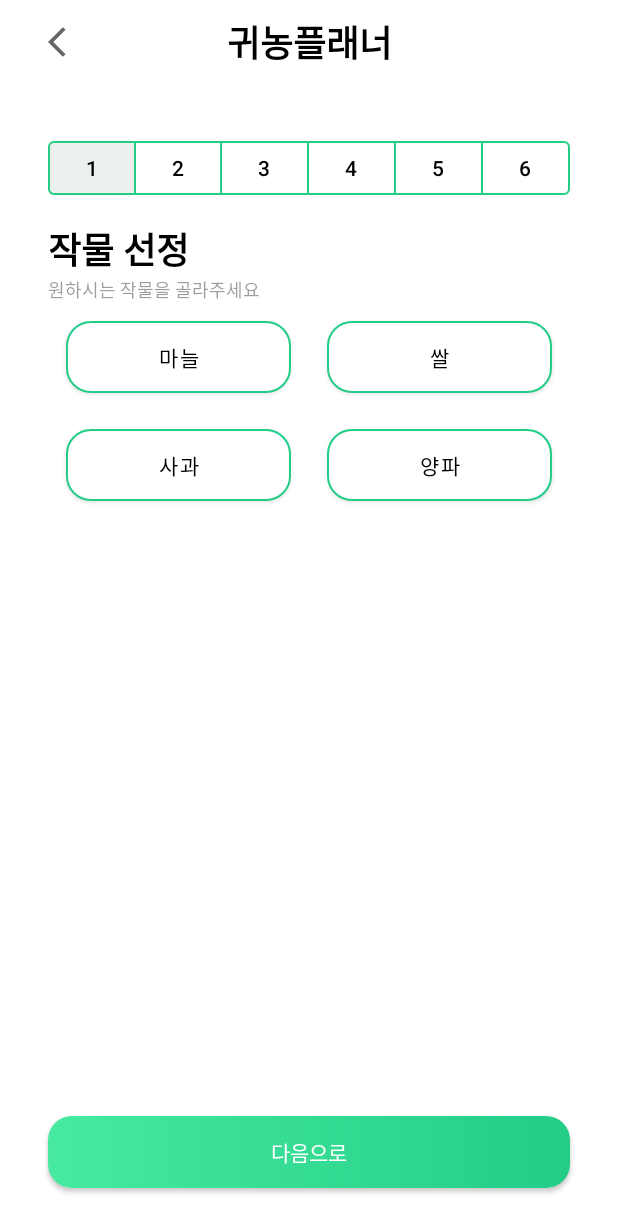
After one commit to rladygks329/Return-to-farming-mate, an Android app: the fragment SelectCropFragment placed in its activity, on a phone screen of 412 x 824 dp. The commit adds this screen. Shown: the top 1232 px of the screen. Run offline under Robolectric (Android 15) with nearby library versions, the phone set to English and light mode, and no system bars.

Commit message:
feat: SelectCropFragment
style: planner layout ,
add selectCropFragment

```diff
--- a/app/src/main/java/com/android/become_a_farmer/PlannerActivity.java
+++ b/app/src/main/java/com/android/become_a_farmer/PlannerActivity.java
@@ -15,6 +15,7 @@ public class PlannerActivity extends AppCompatActivity {
     private ActivityPlannerBinding binding;
     private int current = R.id.planner_first_btn;
     private SelectRegionFragment frag1;
+    private SelectCropFragment frag2;
 
     @Override
     protected void onCreate(@Nullable Bundle savedInstanceState) {
@@ -23,6 +24,7 @@ public class PlannerActivity extends AppCompatActivity {
         setContentView(binding.getRoot());
 
         frag1 = new SelectRegionFragment();
+        frag2 = new SelectCropFragment();
         binding.plannerToggleButtonGroup.addOnButtonCheckedListener((group, checkedId, isChecked) -> {
             if(!isChecked){
                 return;
@@ -32,6 +34,8 @@ public class PlannerActivity extends AppCompatActivity {
                 case R.id.planner_first_btn:
                     changeFragment(frag1);
                     break;
+                case R.id.planner_second_btn:
+                    changeFragment(frag2);
             }
             Toast.makeText(PlannerActivity.this, Integer.toString(checkedId), Toast.LENGTH_SHORT).show();
         });
--- /dev/null
+++ b/app/src/main/java/com/android/become_a_farmer/SelectCropFragment.java
@@ -0,0 +1,70 @@
+package com.android.become_a_farmer;
+
+import android.app.Activity;
+import android.content.SharedPreferences;
+import android.os.Bundle;
+import android.view.LayoutInflater;
+import android.view.View;
+import android.view.ViewGroup;
+import android.widget.Toast;
+
+import androidx.annotation.NonNull;
+import androidx.annotation.Nullable;
+import androidx.fragment.app.Fragment;
+
+import com.android.become_a_farmer.databinding.FragmentSelectCropBinding;
+import com.google.android.material.button.MaterialButton;
+
+public class SelectCropFragment extends Fragment {
+    private FragmentSelectCropBinding binding;
+    private View selectedView = null;
+
+    @Nullable
+    @Override
+    public View onCreateView(@NonNull LayoutInflater inflater, @Nullable ViewGroup container, @Nullable Bundle savedInstanceState) {
+        binding = FragmentSelectCropBinding.inflate(inflater, container, false);
+        View view = binding.getRoot();
+
+        String[] crops = {"마늘", "쌀", "사과", "양파"};
+        for(int i = 0; i<crops.length; i++) {
+            MaterialButton btn = (MaterialButton) binding.selectCropGrid.getChildAt(i);
+            btn.setText(crops[i]);
+            btn.setTag(crops[i]);
+            btn.setOnClickListener(new View.OnClickListener() {
+                @Override
+                public void onClick(View view) {
+                    selectView(view);
+                }
+            });
+        }
+        binding.selectCropNextBtn.setOnClickListener(view1 -> {
+            if(selectedView == null){
+                Toast.makeText(getActivity(), "지역을 선택해주세요.", Toast.LENGTH_SHORT).show();
+                return;
+            }
+            SharedPreferences pref = getActivity().getSharedPreferences("pref", Activity.MODE_PRIVATE);
+            String region = selectedView.getTag().toString();
+            SharedPreferences.Editor editor = pref.edit();
+            editor.putString("selectedCrop", region);
+            editor.commit();
+
+            PlannerActivity activity = (PlannerActivity) getActivity();
+            activity.moveNextStep();
+        });
+        return view;
+    }
+
+    private void selectView(View view){
+        if (selectedView != null) {
+            selectedView.setSelected(false);
+        }
+        view.setSelected(true);
+        selectedView = view;
+    }
+
+    @Override
+    public void onDestroyView() {
+        super.onDestroyView();
+        binding = null;
+    }
+}
--- /dev/null
+++ b/app/src/main/res/layout/fragment_select_crop.xml
@@ -0,0 +1,48 @@
+<?xml version="1.0" encoding="utf-8"?>
+<androidx.constraintlayout.widget.ConstraintLayout xmlns:android="http://schemas.android.com/apk/res/android"
+    xmlns:app="http://schemas.android.com/apk/res-auto"
+    xmlns:tools="http://schemas.android.com/tools"
+    android:layout_width="match_parent"
+    android:layout_height="match_parent">
+
+    <TextView
+        style="@style/PlannerTitleTv"
+        android:id="@+id/select_crop_title"
+        android:text="작물 선정"
+        app:layout_constraintStart_toStartOf="parent"
+        app:layout_constraintTop_toTopOf="parent" />
+
+    <TextView
+        style="@style/PlannerInfoTv"
+        android:id="@+id/select_crop_info"
+        android:text="원하시는 작물을 골라주세요"
+        app:layout_constraintStart_toStartOf="@+id/select_crop_title"
+        app:layout_constraintTop_toBottomOf="@+id/select_crop_title" />
+
+    <GridLayout
+        android:id="@+id/select_crop_grid"
+        android:layout_width="match_parent"
+        android:layout_height="wrap_content"
+        android:layout_marginHorizontal="32dp"
+        android:alignmentMode="alignBounds"
+        android:columnCount="2"
+        android:orientation="horizontal"
+        android:useDefaultMargins="true"
+        app:layout_constraintTop_toBottomOf="@+id/select_crop_info">
+        <Button style="@style/PlannerSelectBtn"/>
+        <Button style="@style/PlannerSelectBtn"/>
+        <Button style="@style/PlannerSelectBtn"/>
+        <Button style="@style/PlannerSelectBtn"/>
+    </GridLayout>
+    <com.google.android.material.button.MaterialButton
+        android:id="@+id/select_crop_next_btn"
+        style="@style/materialBtn"
+        android:layout_width="match_parent"
+        android:layout_height="wrap_content"
+        android:layout_marginHorizontal="32dp"
+        android:layout_marginBottom="32dp"
+        android:text="다음으로"
+        app:layout_constraintBottom_toBottomOf="parent"
+        app:layout_constraintEnd_toEndOf="parent"
+        app:layout_constraintStart_toStartOf="parent" />
+</androidx.constraintlayout.widget.ConstraintLayout>
--- a/app/src/main/res/layout/fragment_select_region.xml
+++ b/app/src/main/res/layout/fragment_select_region.xml
@@ -7,7 +7,6 @@
 
     <TextView
         style="@style/PlannerTitleTv"
-        android:layout_marginTop="12dp"
         android:id="@+id/select_region_title"
         android:text="지역 선정"
         app:layout_constraintStart_toStartOf="parent"
--- a/app/src/main/res/values/styles.xml
+++ b/app/src/main/res/values/styles.xml
@@ -170,6 +170,7 @@
         <item name="android:layout_width">wrap_content</item>
         <item name="android:layout_height">wrap_content</item>
         <item name="android:layout_marginLeft">32dp</item>
+        <item name="android:layout_marginTop">12dp</item>
         <item name="android:textSize">24sp</item>
         <item name="android:textStyle">bold</item>
         <item name="android:textColor">@android:color/black</item>
@@ -191,6 +192,7 @@
 
     <style name="PlannerSelectBtn" parent="Widget.MaterialComponents.Button">
         <item name="android:background">@drawable/bg_planner_btn</item>
+        <item name="android:layout_margin">12dp</item>
         <item name="android:layout_columnWeight" tools:targetApi="lollipop">1</item>
         <item name="backgroundTint">@null</item>
         <item name="fontFamily">@font/notosanskr_black</item>
```
